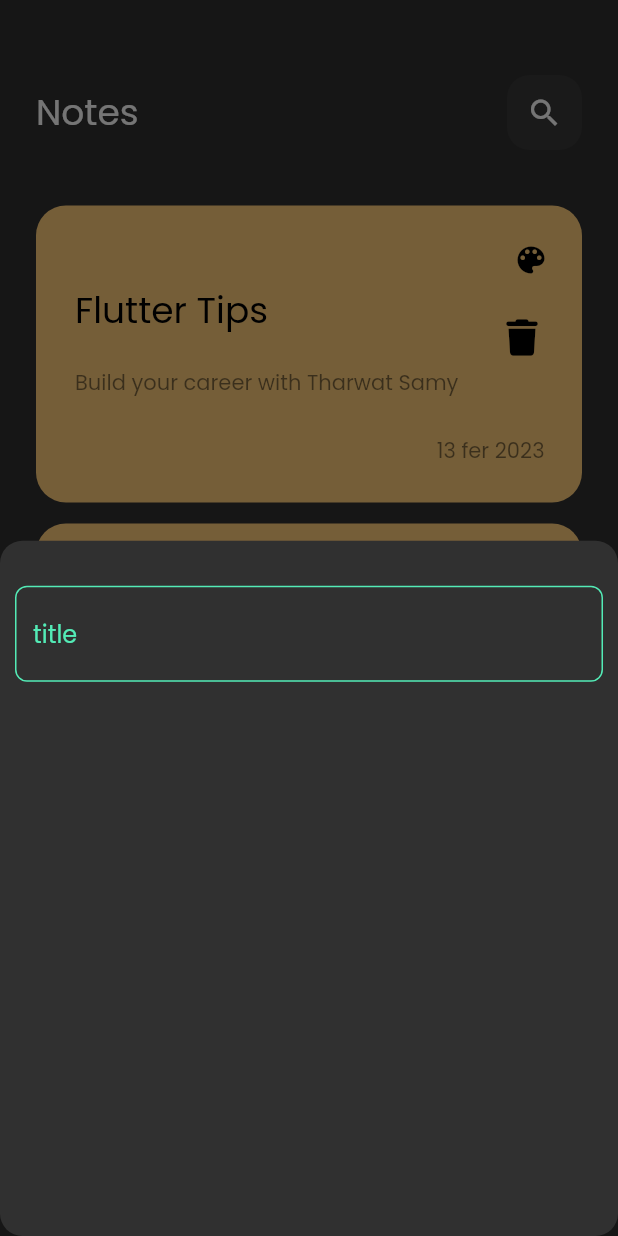
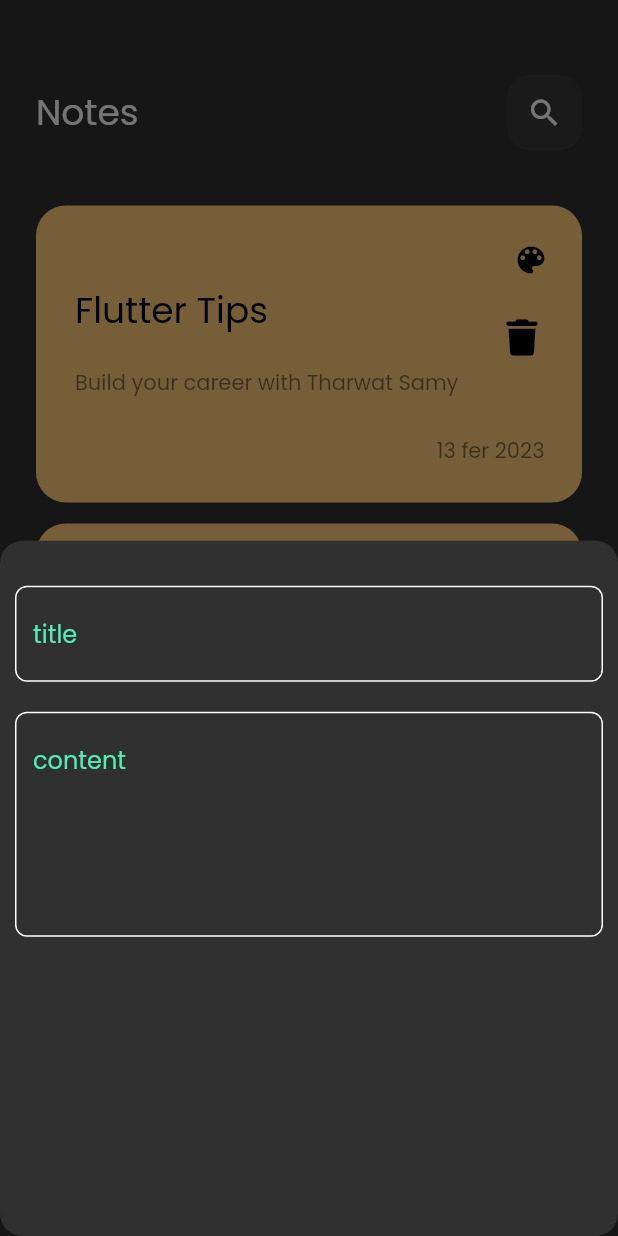
Before and after one commit to mervetmagdy28/notesApp, a Flutter app: the screen it shows after launch, after a tap on the "add" icon, on a phone screen of 412 x 824 dp. Run offline on Flutter 3.47's test engine with Material 2 defaults, Android fonts, the phone set to English and light mode, and no system bars; our stand-ins replace flutter_colorpicker, font_awesome_flutter.

Commit message:
add content text field

```diff
--- a/lib/widgets/build_note.dart
+++ b/lib/widgets/build_note.dart
@@ -9,7 +9,9 @@ class BuildNewNote extends StatelessWidget {
     return Column(
       children:const [
         SizedBox(height: 30,),
-        CustomTextField(),
+        CustomTextField(hint: "title"),
+        SizedBox(height: 20,),
+        CustomTextField(hint: "content", maxLines: 5,)
       ],
     );
   }
--- a/lib/widgets/custom_text_field.dart
+++ b/lib/widgets/custom_text_field.dart
@@ -2,28 +2,35 @@ import 'package:flutter/material.dart';
 
 import '../constants.dart';
 class CustomTextField extends StatelessWidget {
-  const CustomTextField({Key? key}) : super(key: key);
-
+  const CustomTextField({Key? key, required this.hint, this.maxLines=1}) : super(key: key);
+  final String? hint;
+  final int maxLines;
   @override
   Widget build(BuildContext context) {
     return Padding(
       padding: const EdgeInsets.symmetric(horizontal: 10),
       child: TextField(
         cursorColor: KPrimaryColor,
+        maxLines: maxLines,
         decoration: InputDecoration(
-            hintText: "title",
+            hintText: hint,
             hintStyle: const TextStyle(color: KPrimaryColor),
-            enabledBorder: buildOutlineInputBorder(),
-            focusedBorder: buildOutlineInputBorder()
+            border: OutlineInputBorder(
+              borderRadius: BorderRadius.circular(8),
+              borderSide: BorderSide(color: Colors.white)
+            ),
+            enabledBorder: buildOutlineInputBorder(clr: Colors.white),
+            focusedBorder: buildOutlineInputBorder(clr: KPrimaryColor)
         ),
       ),
     );
   }
 
-  OutlineInputBorder buildOutlineInputBorder() {
+  OutlineInputBorder buildOutlineInputBorder({ required Color clr}) {
+    Color? color =clr;
     return OutlineInputBorder(
         borderRadius: BorderRadius.circular(8),
-        borderSide: const BorderSide(color: KPrimaryColor)
+        borderSide: BorderSide(color: color)
     );
   }
 }
```
